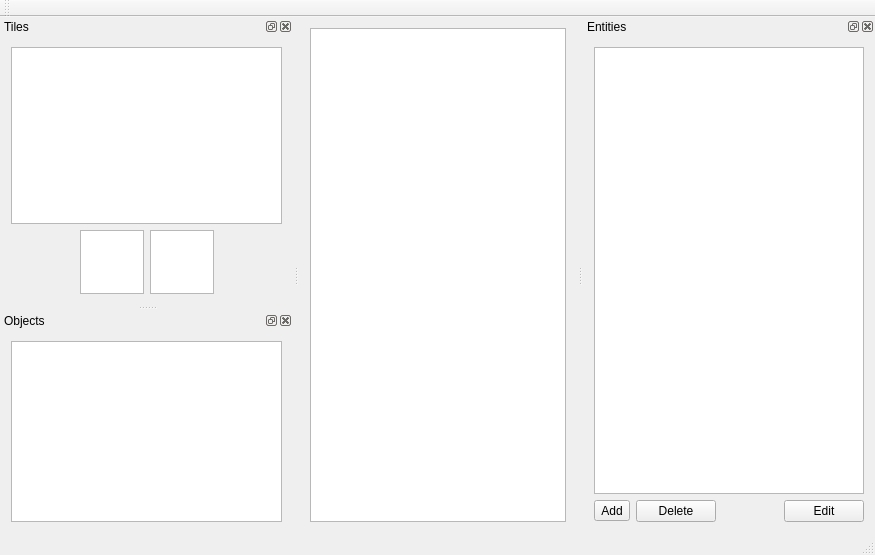
Old version of the form mainwindow.ui in the repository ChWick/Mencus-Map-Editor.
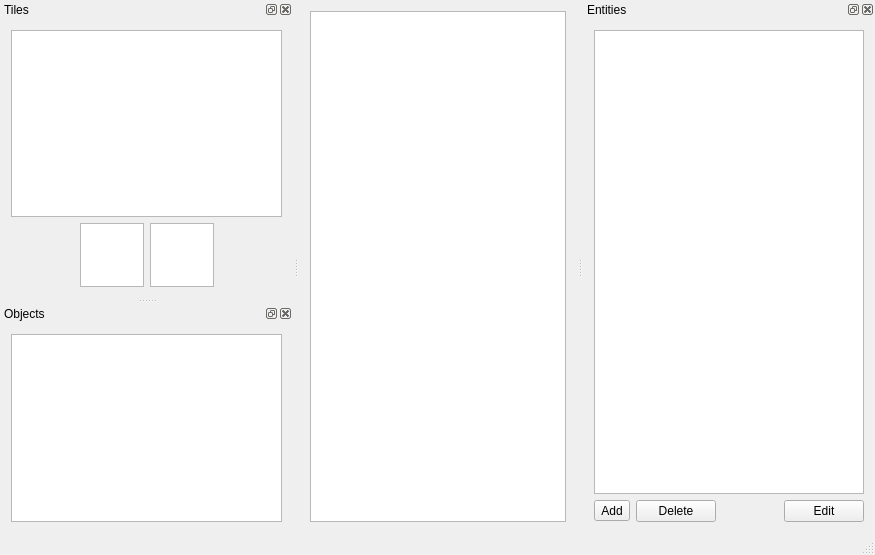
New version of the form. Custom widgets are drawn as their Qt base class.

Commit message: added tool bar for selection brush and open map

Diff of the .ui file:
```diff
--- a/mainwindow.ui
+++ b/mainwindow.ui
@@ -40,14 +40,6 @@
     </rect>
    </property>
   </widget>
-  <widget class="QToolBar" name="mainToolBar">
-   <attribute name="toolBarArea">
-    <enum>TopToolBarArea</enum>
-   </attribute>
-   <attribute name="toolBarBreak">
-    <bool>false</bool>
-   </attribute>
-  </widget>
   <widget class="QStatusBar" name="statusBar"/>
   <widget class="QDockWidget" name="entitiesDockWidget">
    <property name="windowTitle">
```
The commit also changes 2 other files.
